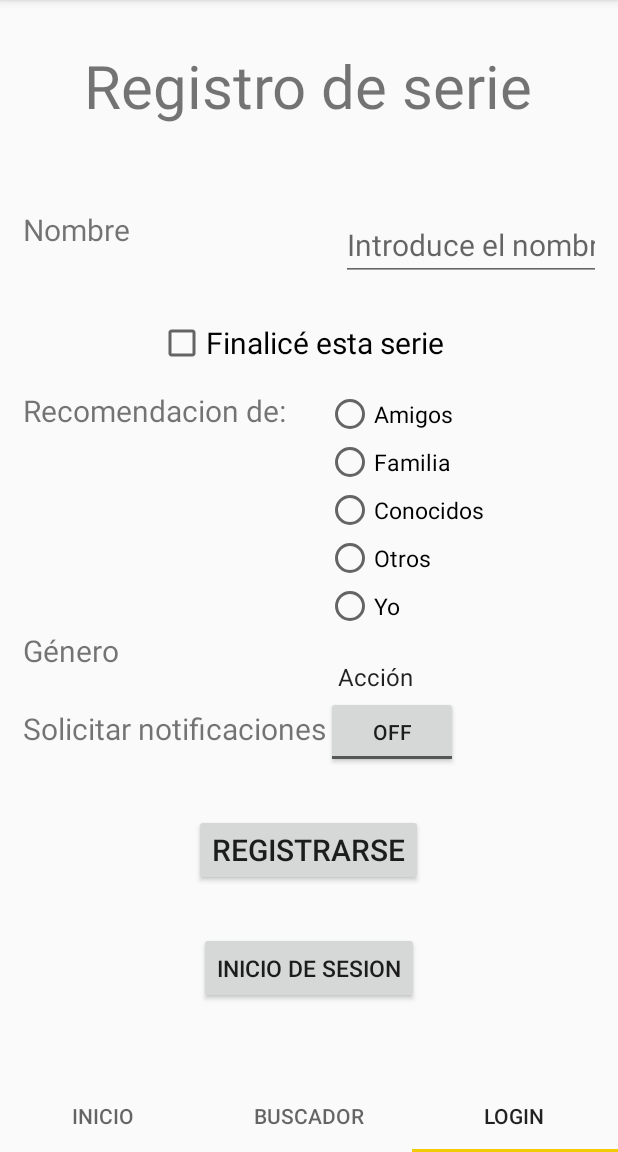
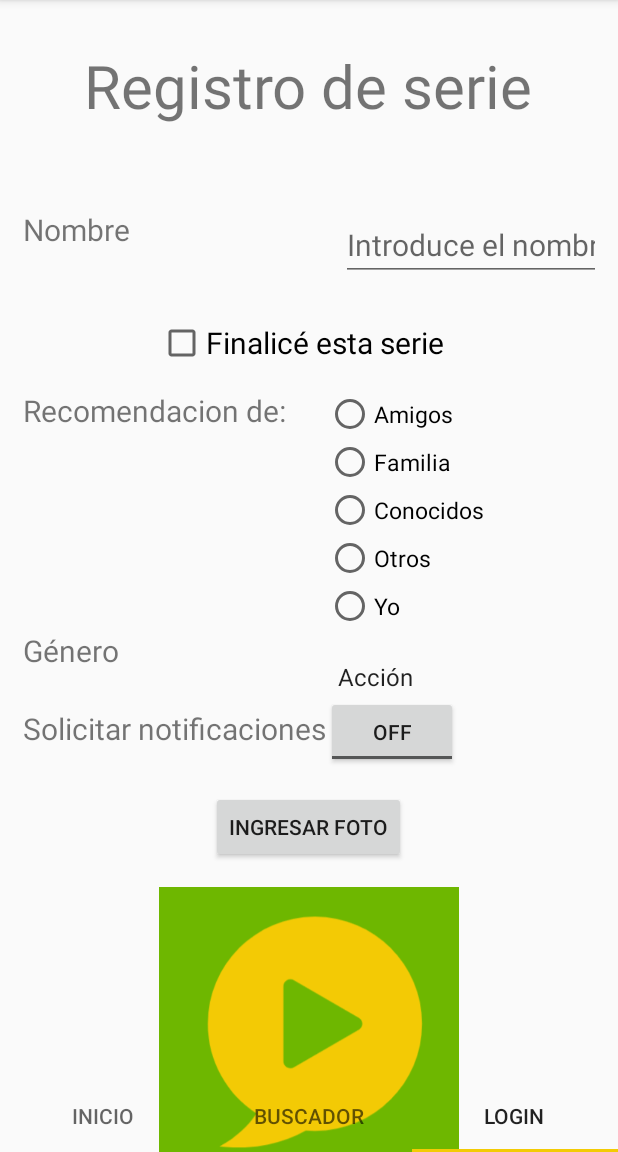
Before and after one commit to AlexaSantaCruz/proyectoMoviles, an Android app: the screen it shows after launch (MainActivity), item 3 of the bottom bar chosen, on a phone screen of 412 x 824 dp, the part 84-1236 px from its top. Run offline under Robolectric (Android 15) with nearby library versions, the phone set to English and light mode, and no system bars.

Commit message:
guardado de decisiones del recyclerView

```diff
--- a/app/build.gradle.kts
+++ b/app/build.gradle.kts
@@ -46,5 +46,8 @@ dependencies {
     testImplementation("junit:junit:4.13.2")
     androidTestImplementation("androidx.test.ext:junit:1.1.5")
     androidTestImplementation("androidx.test.espresso:espresso-core:3.5.1")
+    implementation("androidx.fragment:fragment-ktx:1.6.2")
+    implementation("androidx.lifecycle:lifecycle-viewmodel-ktx:2.6.2")
+
 
 }
--- a/app/src/main/java/com/example/proyectomoviles/InicioFragment.kt
+++ b/app/src/main/java/com/example/proyectomoviles/InicioFragment.kt
@@ -1,59 +1,93 @@
 package com.example.proyectomoviles
 
+import android.content.Context
 import android.os.Bundle
+import android.view.*
 import androidx.fragment.app.Fragment
-import android.view.LayoutInflater
-import android.view.View
-import android.view.ViewGroup
+import androidx.recyclerview.widget.LinearLayoutManager
+import androidx.recyclerview.widget.RecyclerView
 
-// TODO: Rename parameter arguments, choose names that match
-// the fragment initialization parameters, e.g. ARG_ITEM_NUMBER
-private const val ARG_PARAM1 = "param1"
-private const val ARG_PARAM2 = "param2"
 
-/**
- * A simple [Fragment] subclass.
- * Use the [InicioFragment.newInstance] factory method to
- * create an instance of this fragment.
- */
 class InicioFragment : Fragment() {
-    // TODO: Rename and change types of parameters
-    private var param1: String? = null
-    private var param2: String? = null
-
-    override fun onCreate(savedInstanceState: Bundle?) {
-        super.onCreate(savedInstanceState)
-        arguments?.let {
-            param1 = it.getString(ARG_PARAM1)
-            param2 = it.getString(ARG_PARAM2)
-        }
-    }
+    private lateinit var names: MutableList<String>
+    private lateinit var miRecyclerView: RecyclerView
+    private lateinit var miAdapter: MyAdapter
+    private lateinit var miLayoutManager: RecyclerView.LayoutManager
+    private var counter = 0
+    private val PREFS_NAME = "MyPrefs"
+    private val SERIES_KEY = "seriesKey"
 
     override fun onCreateView(
         inflater: LayoutInflater, container: ViewGroup?,
         savedInstanceState: Bundle?
     ): View? {
         // Inflate the layout for this fragment
-        return inflater.inflate(R.layout.fragment_inicio, container, false)
+        val view = inflater.inflate(R.layout.fragment_inicio, container, false)
+
+        names = getAllNames()
+
+        names = loadNamesFromSharedPreferences()
+
+
+        miRecyclerView = view.findViewById(R.id.recyclerView)
+        miLayoutManager = LinearLayoutManager(activity)
+        miAdapter = MyAdapter(names, R.layout.recycler_view_item, object : MyAdapter.OnItemClickListener {
+            override fun onItemClick(name: String?, position: Int) {
+                // Toast.makeText(activity, name + " - " + position, Toast.LENGTH_LONG).show()
+                deleteName(position)
+            }
+        })
+
+        miRecyclerView.layoutManager = miLayoutManager
+        miRecyclerView.adapter = miAdapter
+
+        setHasOptionsMenu(true)  // Indicar que el fragment tiene opciones de menú
+
+        return view
     }
 
-    companion object {
-        /**
-         * Use this factory method to create a new instance of
-         * this fragment using the provided parameters.
-         *
-         * @param param1 Parameter 1.
-         * @param param2 Parameter 2.
-         * @return A new instance of fragment InicioFragment.
-         */
-        // TODO: Rename and change types and number of parameters
-        @JvmStatic
-        fun newInstance(param1: String, param2: String) =
-            InicioFragment().apply {
-                arguments = Bundle().apply {
-                    putString(ARG_PARAM1, param1)
-                    putString(ARG_PARAM2, param2)
-                }
+    private fun loadNamesFromSharedPreferences(): MutableList<String> {
+        val sharedPreferences = activity?.getSharedPreferences(PREFS_NAME, Context.MODE_PRIVATE)
+        return sharedPreferences?.getStringSet(SERIES_KEY, HashSet<String>())?.toMutableList() ?: mutableListOf()
+    }
+
+    private fun saveNamesToSharedPreferences(names: MutableList<String>) {
+        val sharedPreferences = activity?.getSharedPreferences(PREFS_NAME, Context.MODE_PRIVATE)
+        val editor = sharedPreferences?.edit()
+        editor?.putStringSet(SERIES_KEY, HashSet(names))
+        editor?.apply()
+    }
+
+    private fun getAllNames(): MutableList<String> {
+        return resources.getStringArray(R.array.series_array).toMutableList()
+
+    }
+
+    override fun onCreateOptionsMenu(menu: Menu, inflater: MenuInflater) {
+        inflater.inflate(R.menu.menu_add, menu)
+        super.onCreateOptionsMenu(menu, inflater)
+    }
+
+    override fun onOptionsItemSelected(item: MenuItem): Boolean {
+        return when (item.itemId) {
+            R.id.add_name -> {
+                addName(0)
+                true
             }
+            else -> super.onOptionsItemSelected(item)
+        }
+    }
+
+    private fun addName(posicion: Int) {
+        names.add(posicion, "New name" + (++counter))
+        miAdapter.notifyItemInserted(posicion)
+        miLayoutManager.scrollToPosition(posicion)
+        saveNamesToSharedPreferences(names)
+    }
+
+    private fun deleteName(posicion: Int) {
+        names.removeAt(posicion)
+        miAdapter.notifyItemRemoved(posicion)
+        saveNamesToSharedPreferences(names)
     }
 }
--- a/app/src/main/java/com/example/proyectomoviles/MainActivity.kt
+++ b/app/src/main/java/com/example/proyectomoviles/MainActivity.kt
@@ -23,7 +23,6 @@ class MainActivity : AppCompatActivity() {
         viewPager.adapter = viewPagerAdapter
 
         TabLayoutMediator(tabLayout, viewPager) { tab, position ->
-            // Customize tab text or behavior if needed
             tab.text = viewPagerAdapter.getPageTitle(position)
         }.attach()
     }
--- a/app/src/main/res/layout/fragment_login.xml
+++ b/app/src/main/res/layout/fragment_login.xml
@@ -11,7 +11,7 @@
     <LinearLayout
         android:layout_width="match_parent"
         android:layout_height="match_parent"
-        tools:context=".RegistroActivity"
+        tools:context=".LoginFragment"
         android:orientation="vertical">
 
 
@@ -26,10 +26,11 @@
             android:layout_margin="30dp"/>
         <GridLayout
             android:layout_width="match_parent"
-            android:layout_height="wrap_content"
+            android:layout_height="match_parent"
             android:orientation="horizontal"
             android:columnCount="2"
-            android:layout_margin="15dp">
+            android:layout_margin="15dp"
+            >
             <TextView
                 android:layout_width="wrap_content"
                 android:layout_height="wrap_content"
@@ -134,38 +135,65 @@
                 android:textSize="20dp"
                 android:text="Solicitar notificaciones"/>
 
+
             <ToggleButton
                 android:id="@+id/notifications"
+                android:layout_height="wrap_content"
+                android:layout_width="wrap_content"
                 />
 
 
         </GridLayout>
 
 
+        <Button
+            android:id="@+id/ingresarFoto"
+            android:layout_width="wrap_content"
+            android:layout_height="wrap_content"
+            android:text="ingresar foto"
+            android:layout_gravity="center"/>
+
+        <ImageView
+            android:id="@+id/guardarFoto"
+            android:layout_width="200dp"
+            android:layout_height="200dp"
+            android:src="@drawable/iconoapplication"
+            android:layout_gravity="center"
+            android:layout_marginTop="15dp"
+            android:layout_marginBottom="20dp"
+            />
+        <Button
+            android:id="@+id/activity_main_adialog"
+            android:layout_width="wrap_content"
+            android:layout_height="wrap_content"
+            android:layout_gravity="center"
+            android:layout_marginBottom="5dp"
+            android:text="Recordatorios cada?"/>
 
         <Button
-            android:layout_margin="15dp"
+            android:id="@+id/activity_main_tpdialog"
             android:layout_width="wrap_content"
             android:layout_height="wrap_content"
-            android:text="Registrarse"
-            android:textSize="20dp"
-            android:gravity="center"
             android:layout_gravity="center"
-            android:id="@+id/registrarse"
-            android:onClick="register"
+            android:text="Hora del recordatorio"/>
+
+        <Button
+            android:id="@+id/activity_main_dpdialog"
+            android:layout_width="wrap_content"
+            android:layout_height="wrap_content"
+            android:layout_gravity="center"
+            android:text="Fecha de inicio del recordatorio"/>
+        <Button
+            android:layout_width="wrap_content"
+            android:layout_height="wrap_content"
+            android:text="Guardar"
+            android:id="@+id/guardar"
+            android:layout_gravity="center"
+            android:onClick="save"
+            android:layout_marginBottom="150dp"
             />
 
-        <Button
-            android:layout_margin="15dp"
-            android:layout_width="wrap_content"
-            android:layout_height="wrap_content"
-            android:text="Inicio de Sesion"
-            android:textSize="15dp"
-            android:gravity="center"
-            android:layout_gravity="center"
-            android:id="@+id/inicioSesion"
-            android:onClick="login"
-            />
+
 
 
     </LinearLayout>
--- /dev/null
+++ b/app/src/main/res/menu/menu_add.xml
@@ -0,0 +1,12 @@
+<?xml version="1.0" encoding="utf-8"?>
+<menu
+    xmlns:android="http://schemas.android.com/apk/res/android"
+    xmlns:app="http://schemas.android.com/apk/res-auto">
+
+    <item
+        android:id="@+id/add_name"
+        android:icon="@android:drawable/ic_menu_add"
+        android:title="Add"
+        app:showAsAction="ifRoom"/>
+
+</menu>
```
Also changed, not shown: app/src/main/java/com/example/proyectomoviles/LoginFragment.kt (+34 -7 lines), app/src/main/java/com/example/proyectomoviles/MyAdapter.kt (added, +56 -0 lines), app/src/main/java/com/example/proyectomoviles/RegistroActivity.kt (+33 -3 lines), app/src/main/res/layout/activity_registro.xml (+41 -17 lines), app/src/main/res/layout/fragment_inicio.xml (+8 -10 lines), app/src/main/res/layout/recycler_view_item.xml (added, +37 -0 lines).
